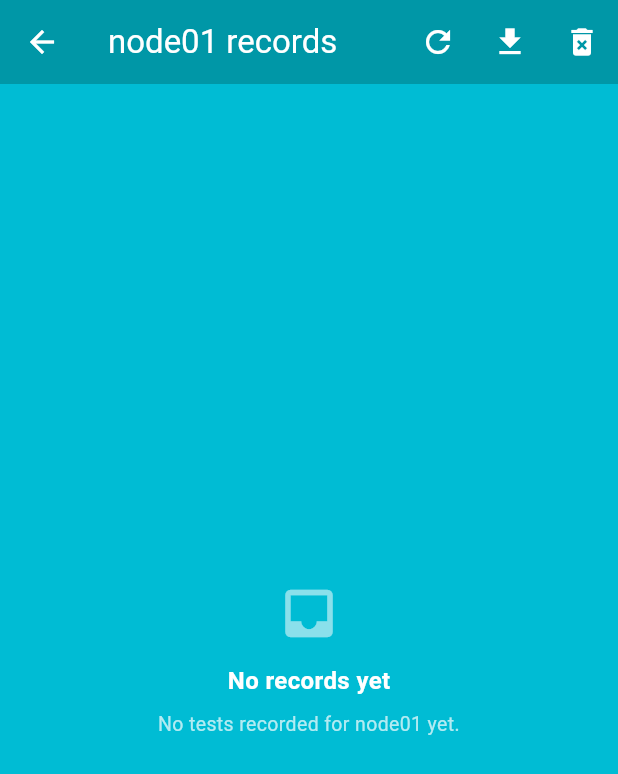
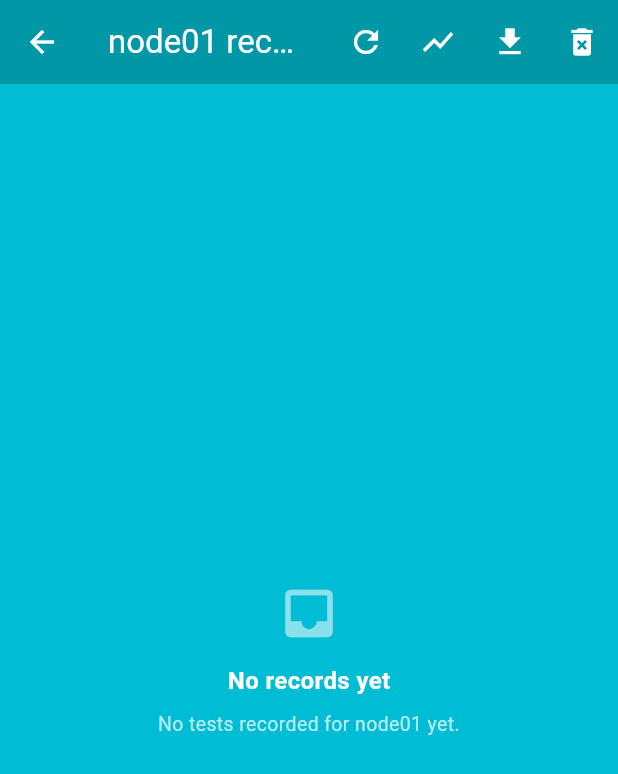
Before and after one commit to YongWu-Leon/HearingProject, a Flutter app: the screen it shows after launch, after a tap on the "list alt" icon, on a phone screen of 412 x 824 dp. Shown: the top 774 px of the screen. Run offline on Flutter 3.47's test engine with Material 3 defaults, Android fonts, the light colour scheme and no system bars; our stand-ins replace flutter_secure_storage, permission_handler, share_plus, shelf, shelf_web_socket, sqflite_sqlcipher; missing offline and left inert: flutter_foreground_task, noise_meter; accounts and stored records are empty.

Commit message:
Add audiogram, at-rest encryption, and Kalman ambient-noise monitor
- Audiogram (lib/screens/audiogram_screen.dart): threshold-vs-frequency plot in
  the clinical layout (log frequency; right = red circles, left = blue crosses),
  reachable from the records screen. Vertical axis is labelled uncalibrated
  device dB, so it becomes a real dB HL audiogram once a calibration offset is
  applied.
- Encryption at rest (lib/services/db.dart): the results database is opened
  through SQLCipher with a random 256-bit key held in the platform secure store;
  an existing plaintext database is migrated in place on first launch (with a
  .bak safety copy). Transparent to the UI; exported CSV stays plaintext.
- Ambient-noise monitor (lib/services/ambient_monitor.dart + kalman.dart): the
  phone microphone feeds a scalar Kalman filter that smooths the level and warns
  when the room is too loud for a reliable screening. Adds microphone permission
  on Android and iOS, and a KalmanFilter unit test.

flutter analyze clean; flutter test 12/12; debug APK builds (Kotlin bumped to
2.1.20 for the audio_streamer plugin).

```diff
--- a/code/hearing_client/lib/screens/home_screen.dart
+++ b/code/hearing_client/lib/screens/home_screen.dart
@@ -1,6 +1,7 @@
 import 'package:flutter/material.dart';
 
 import '../models/node_session.dart';
+import '../services/ambient_monitor.dart';
 import '../services/foreground.dart';
 import '../services/ws_server.dart';
 import '../theme.dart';
@@ -23,6 +24,7 @@ class HomeScreen extends StatefulWidget {
 
 class _HomeScreenState extends State<HomeScreen> {
   final WsServer _server = WsServer();
+  final AmbientMonitor _ambient = AmbientMonitor();
 
   static const _appVersion = 'v2.0';
 
@@ -30,7 +32,12 @@ class _HomeScreenState extends State<HomeScreen> {
   void initState() {
     super.initState();
     _server.addListener(_onServerChanged);
+    _ambient.addListener(_onAmbient);
     _boot();
+  }
+
+  void _onAmbient() {
+    if (mounted) setState(() {});
   }
 
   Future<void> _boot() async {
@@ -41,6 +48,9 @@ class _HomeScreenState extends State<HomeScreen> {
     if (mounted && !_server.running) {
       _showStatus('Server failed to start: ${_server.lastError}');
     }
+    // Ambient-noise monitoring is a best-effort helper; a denied mic permission
+    // just leaves the noise card showing a hint and never blocks screening.
+    await _ambient.start();
   }
 
   void _onServerChanged() {
@@ -52,6 +62,8 @@ class _HomeScreenState extends State<HomeScreen> {
   void dispose() {
     _server.removeListener(_onServerChanged);
     _server.dispose();
+    _ambient.removeListener(_onAmbient);
+    _ambient.dispose();
     Foreground.stop();
     super.dispose();
   }
@@ -102,6 +114,8 @@ class _HomeScreenState extends State<HomeScreen> {
             crossAxisAlignment: CrossAxisAlignment.stretch,
             children: [
               _hubCard(nodes),
+              const SizedBox(height: 10),
+              _noiseCard(),
               const SizedBox(height: 10),
               if (nodes.isEmpty) _emptyState() else ...[
                 for (final n in nodes)
@@ -246,6 +260,56 @@ class _HomeScreenState extends State<HomeScreen> {
     );
   }
 
+  // ---------- ambient noise (Kalman-smoothed) ----------
+
+  Widget _noiseCard() {
+    final m = _ambient;
+    Color c;
+    IconData icon;
+    String text;
+    if (m.error != null) {
+      c = Colors.white54;
+      icon = Icons.mic_off;
+      text = m.error!;
+    } else if (!m.hasReading) {
+      c = Colors.white54;
+      icon = Icons.mic_none;
+      text = 'Starting ambient-noise monitor...';
+    } else if (m.tooNoisy) {
+      c = AppTheme.amber;
+      icon = Icons.warning_amber_rounded;
+      text = 'Too noisy for a reliable test';
+    } else {
+      c = AppTheme.online;
+      icon = Icons.mic;
+      text = 'Environment OK';
+    }
+    return Container(
+      decoration: AppTheme.panelBox(border: m.tooNoisy ? AppTheme.amber : null),
+      padding: const EdgeInsets.fromLTRB(12, 9, 12, 9),
+      child: Row(
+        children: [
+          Icon(icon, color: c, size: 18),
+          const SizedBox(width: 8),
+          Expanded(
+            child: Column(
+              crossAxisAlignment: CrossAxisAlignment.start,
+              children: [
+                Text(text, style: TextStyle(color: c, fontSize: 13)),
+                const Text('Ambient noise (Kalman-smoothed, uncalibrated)',
+                    style: TextStyle(color: Colors.white38, fontSize: 10)),
+              ],
+            ),
+          ),
+          if (m.hasReading)
+            Text('${m.smoothedDb.toStringAsFixed(0)} dB',
+                style: TextStyle(
+                    color: c, fontSize: 15, fontWeight: FontWeight.bold)),
+        ],
+      ),
+    );
+  }
+
   // ---------- empty state ----------
 
   Widget _emptyState() {
--- a/code/hearing_client/lib/screens/records_screen.dart
+++ b/code/hearing_client/lib/screens/records_screen.dart
@@ -4,6 +4,7 @@ import 'package:share_plus/share_plus.dart';
 import '../models/node_session.dart';
 import '../services/db.dart';
 import '../theme.dart';
+import 'audiogram_screen.dart';
 
 /// Saved test records, read from the phone's database.
 ///
@@ -111,6 +112,15 @@ class _RecordsScreenState extends State<RecordsScreen> {
             icon: const Icon(Icons.refresh),
             tooltip: 'Reload',
             onPressed: _load,
+          ),
+          IconButton(
+            icon: const Icon(Icons.show_chart),
+            tooltip: 'Audiogram',
+            onPressed: () => Navigator.push(
+              context,
+              MaterialPageRoute(
+                  builder: (_) => AudiogramScreen(nodeId: widget.nodeId)),
+            ),
           ),
           IconButton(
             icon: const Icon(Icons.download),
--- /dev/null
+++ b/code/hearing_client/lib/services/ambient_monitor.dart
@@ -0,0 +1,94 @@
+import 'dart:async';
+
+import 'package:flutter/foundation.dart';
+import 'package:noise_meter/noise_meter.dart';
+import 'package:permission_handler/permission_handler.dart';
+
+import 'kalman.dart';
+
+/// Watches ambient noise through the phone's microphone and reports a smoothed
+/// level, so the operator is warned when the room is too loud for a valid
+/// screening.
+///
+/// A portable hearing test has no sound booth, so ambient noise is the biggest
+/// threat to the result's validity -- this is the same "check your environment"
+/// feature that clinical portable-audiometry apps provide. The raw dB stream
+/// from the microphone is jittery, so it is smoothed by a scalar [KalmanFilter]
+/// into a steady reading without the lag of a long moving average.
+class AmbientMonitor extends ChangeNotifier {
+  /// Above this smoothed level the environment is flagged as too noisy. This is
+  /// an uncalibrated device figure (not a dB SPL limit); tune it on real
+  /// hardware against a sound-level meter.
+  final double warnDb;
+
+  AmbientMonitor({this.warnDb = 55});
+
+  final KalmanFilter _filter = KalmanFilter();
+  NoiseMeter? _meter;
+  StreamSubscription<NoiseReading>? _sub;
+
+  double _smoothed = 0;
+  bool _running = false;
+  String? _error;
+
+  /// Kalman-smoothed ambient level in (uncalibrated) dB.
+  double get smoothedDb => _smoothed;
+  bool get running => _running;
+  String? get error => _error;
+
+  /// True once we have a real estimate that sits above [warnDb].
+  bool get tooNoisy => _running && _filter.hasEstimate && _smoothed > warnDb;
+
+  /// True once at least one reading has been smoothed.
+  bool get hasReading => _filter.hasEstimate;
+
+  /// Request microphone permission and begin monitoring. Safe to call twice.
+  Future<void> start() async {
+    if (_running) return;
+    final status = await Permission.microphone.request();
+    if (!status.isGranted) {
+      _error = 'Microphone permission denied';
+      notifyListeners();
+      return;
+    }
+    try {
+      _meter = NoiseMeter();
+      _sub = _meter!.noise.listen(_onReading, onError: _onError, cancelOnError: true);
+      _running = true;
+      _error = null;
+      notifyListeners();
+    } catch (e) {
+      _error = 'Cannot start microphone: $e';
+      notifyListeners();
+    }
+  }
+
+  void _onReading(NoiseReading reading) {
+    final z = reading.meanDecibel;
+    if (z.isNaN || z.isInfinite) return;
+    _smoothed = _filter.update(z);
+    notifyListeners();
+  }
+
+  void _onError(Object e) {
+    _error = 'Microphone error: $e';
+    _running = false;
+    notifyListeners();
+  }
+
+  Future<void> stop() async {
+    await _sub?.cancel();
+    _sub = null;
+    _meter = null;
+    _running = false;
+    _filter.reset();
+    _smoothed = 0;
+    notifyListeners();
+  }
+
+  @override
+  void dispose() {
+    _sub?.cancel();
+    super.dispose();
+  }
+}
--- a/code/hearing_client/lib/services/db.dart
+++ b/code/hearing_client/lib/services/db.dart
@@ -1,8 +1,11 @@
 import 'dart:io';
+import 'dart:math';
 
+import 'package:flutter/foundation.dart';
+import 'package:flutter_secure_storage/flutter_secure_storage.dart';
 import 'package:path/path.dart' as p;
 import 'package:path_provider/path_provider.dart';
-import 'package:sqflite/sqflite.dart';
+import 'package:sqflite_sqlcipher/sqflite.dart';
 
 import '../models/node_session.dart';
 
@@ -21,14 +24,82 @@ class Db {
 
   Database? _db;
 
+  // Encryption at rest: the SQLite file is opened through SQLCipher with a
+  // random 256-bit key kept in the platform secure store (Android Keystore /
+  // iOS Keychain). It is transparent -- no password prompt and no change to any
+  // read/write path -- so subject data is unreadable if the DB file is copied
+  // off the device. The exported CSV stays plaintext on purpose: export exists
+  // to hand results to analysis tools.
+  final FlutterSecureStorage _secure = const FlutterSecureStorage();
+  static const _kDbKey = 'db_key_v1';
+  static const _kEncrypted = 'db_encrypted_v1';
+
   Future<Database> get _handle async => _db ??= await _open();
+
+  /// Read the DB key from secure storage, generating one on first run.
+  Future<String> _dbKey() async {
+    var k = await _secure.read(key: _kDbKey);
+    if (k == null || k.isEmpty) {
+      final rnd = Random.secure();
+      k = List<int>.generate(32, (_) => rnd.nextInt(256))
+          .map((b) => b.toRadixString(16).padLeft(2, '0'))
+          .join();
+      await _secure.write(key: _kDbKey, value: k);
+    }
+    return k;
+  }
 
   Future<Database> _open() async {
     final dir = await getApplicationDocumentsDirectory();
-    return openDatabase(
-      p.join(dir.path, 'hearing_results.db'),
-      version: 1,
-      onCreate: (db, _) async {
+    final path = p.join(dir.path, 'hearing_results.db');
+    final key = await _dbKey();
+    final encrypted = (await _secure.read(key: _kEncrypted)) == '1';
+
+    // A database written by an earlier, unencrypted build is migrated in place
+    // the first time this build opens it, so existing records are preserved.
+    if (!encrypted && await File(path).exists()) {
+      final ok = await _migrateToEncrypted(path, key);
+      if (!ok) {
+        // Never lose access to the data: keep working on the plaintext file and
+        // retry the migration on the next launch.
+        return openDatabase(path, version: 1, onCreate: _createSchema);
+      }
+    }
+
+    final db = await openDatabase(path,
+        password: key, version: 1, onCreate: _createSchema);
+    await _secure.write(key: _kEncrypted, value: '1');
+    return db;
+  }
+
+  /// Copy a plaintext database into a new SQLCipher-encrypted file and swap it
+  /// in, keeping a .bak of the original as a safety net. Returns false (leaving
+  /// the plaintext file untouched) if anything goes wrong.
+  Future<bool> _migrateToEncrypted(String path, String key) async {
+    final encPath = '$path.enc';
+    try {
+      await File(path).copy('$path.bak');
+      final enc = File(encPath);
+      if (await enc.exists()) await enc.delete();
+
+      final plain = await openDatabase(path); // no password = plaintext
+      await plain.execute("ATTACH DATABASE '$encPath' AS enc KEY '$key'");
+      await plain.rawQuery("SELECT sqlcipher_export('enc')");
+      await plain.execute('DETACH DATABASE enc');
+      await plain.close();
+
+      await File(path).delete();
+      await enc.rename(path);
+      return true;
+    } catch (e) {
+      debugPrint('[db] encryption migration failed, staying plaintext: $e');
+      final enc = File(encPath);
+      if (await enc.exists()) await enc.delete();
+      return false;
+    }
+  }
+
+  Future<void> _createSchema(Database db, int version) async {
     await db.execute('''
       CREATE TABLE tests (
         id            INTEGER PRIMARY KEY AUTOINCREMENT,
@@ -55,10 +126,9 @@ class Db {
         FOREIGN KEY (test_id) REFERENCES tests (id) ON DELETE CASCADE
       )
     ''');
-        await db.execute('CREATE INDEX idx_tests_node ON tests (node_id, start_ts DESC)');
+    await db.execute(
+        'CREATE INDEX idx_tests_node ON tests (node_id, start_ts DESC)');
     await db.execute('CREATE INDEX idx_steps_test ON steps (test_id, idx)');
-      },
-    );
   }
 
   // ---------- writes ----------
--- a/code/hearing_client/pubspec.yaml
+++ b/code/hearing_client/pubspec.yaml
@@ -29,6 +29,10 @@ dependencies:
   # locks; without it Android tears down the listening socket and every node
   # silently drops off.
   flutter_foreground_task: ^8.10.4
+  sqflite_sqlcipher: ^3.4.0
+  flutter_secure_storage: ^10.3.1
+  noise_meter: ^5.1.0
+  permission_handler: ^12.0.3
 
 dev_dependencies:
   flutter_test:
```
Also changed, not shown: code/hearing_client/lib/screens/audiogram_screen.dart (added, +298 -0 lines), code/hearing_client/lib/services/kalman.dart (added, +62 -0 lines), code/hearing_client/pubspec.lock, 7 other files. Lines whose indentation alone changed are shown as unchanged.
